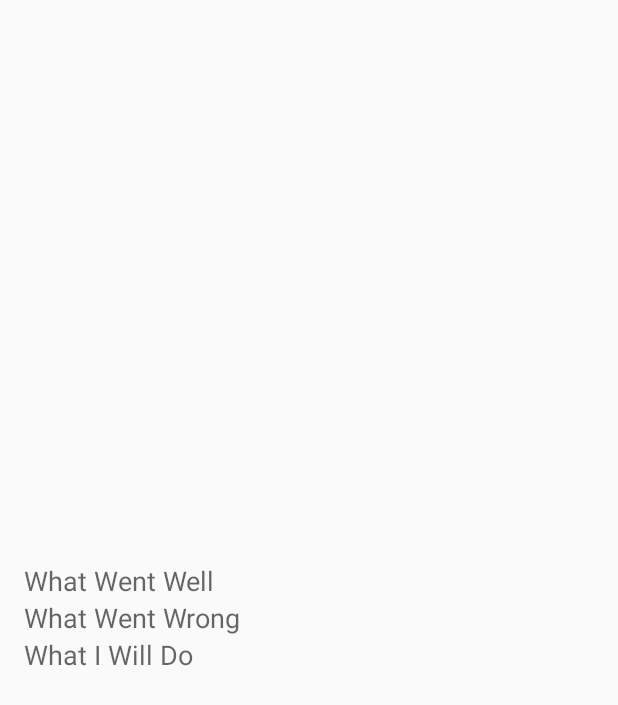
After one commit to DreamingInfraviolet/ImprovementTracker, an Android app: the EntryActivity screen opened directly, with no data from a screen before it, on a phone screen of 412 x 824 dp. The commit adds this screen. Shown: the top 705 px of the screen. Run offline under Robolectric (Android 15) with nearby library versions, the phone set to English and light mode, and no system bars; network calls fail.

Commit message:
Added new activities

```diff
--- a/app/src/main/AndroidManifest.xml
+++ b/app/src/main/AndroidManifest.xml
@@ -23,6 +23,8 @@
                 <category android:name="android.intent.category.LAUNCHER" />
             </intent-filter>
         </activity>
+        <activity android:name=".EntryActivity" />
+        <activity android:name=".ReviewActivity"></activity>
     </application>
 
 </manifest>
--- /dev/null
+++ b/app/src/main/java/space/amareth/mood/EntryActivity.java
@@ -0,0 +1,14 @@
+package space.amareth.mood;
+
+import android.app.Activity;
+import android.os.Bundle;
+
+public class EntryActivity extends Activity {
+
+    @Override
+    protected void onCreate(Bundle savedInstanceState)
+    {
+        super.onCreate(savedInstanceState);
+        setContentView(R.layout.activity_entry);
+    }
+}
--- /dev/null
+++ b/app/src/main/res/layout/activity_entry.xml
@@ -0,0 +1,67 @@
+<?xml version="1.0" encoding="utf-8"?>
+<RelativeLayout xmlns:android="http://schemas.android.com/apk/res/android"
+    xmlns:tools="http://schemas.android.com/tools"
+    android:layout_width="match_parent"
+    android:layout_height="match_parent"
+    android:paddingBottom="@dimen/activity_vertical_margin"
+    android:paddingLeft="@dimen/activity_horizontal_margin"
+    android:paddingRight="@dimen/activity_horizontal_margin"
+    android:paddingTop="@dimen/activity_vertical_margin"
+    tools:context="space.amareth.mood.EntryActivity">
+
+    <ScrollView
+        android:layout_width="wrap_content"
+        android:layout_height="wrap_content"
+        android:id="@+id/scrollView"
+        android:layout_centerVertical="true"
+        android:layout_centerHorizontal="true" >
+
+        <LinearLayout
+            android:orientation="vertical"
+            android:layout_width="match_parent"
+            android:layout_height="wrap_content"
+            android:layout_above="@+id/scrollView"
+            android:layout_centerHorizontal="true">
+
+            <TextView
+                android:layout_width="wrap_content"
+                android:layout_height="wrap_content"
+                android:textAppearance="?android:attr/textAppearanceMedium"
+                android:text="What Went Well"
+                android:id="@+id/textView"
+                android:layout_alignParentTop="true"
+                android:layout_alignLeft="@+id/scrollView"
+                android:layout_alignStart="@+id/scrollView" />
+
+            <ListView
+                android:layout_width="wrap_content"
+                android:layout_height="wrap_content"
+                android:id="@+id/listView" />
+
+            <TextView
+                android:layout_width="wrap_content"
+                android:layout_height="wrap_content"
+                android:textAppearance="?android:attr/textAppearanceMedium"
+                android:text="What Went Wrong"
+                android:id="@+id/textView2" />
+
+            <ListView
+                android:layout_width="wrap_content"
+                android:layout_height="wrap_content"
+                android:id="@+id/listView2" />
+
+            <TextView
+                android:layout_width="wrap_content"
+                android:layout_height="wrap_content"
+                android:textAppearance="?android:attr/textAppearanceMedium"
+                android:text="What I Will Do"
+                android:id="@+id/textView3" />
+
+            <ListView
+                android:layout_width="wrap_content"
+                android:layout_height="wrap_content"
+                android:id="@+id/listView3" />
+        </LinearLayout>
+    </ScrollView>
+
+</RelativeLayout>
```
Also changed, not shown: app/src/main/java/space/amareth/mood/MainActivity.java (+18 -7 lines), app/src/main/java/space/amareth/mood/ReviewActivity.java (added, +13 -0 lines), app/src/main/res/layout/activity_review.xml (added, +67 -0 lines).
